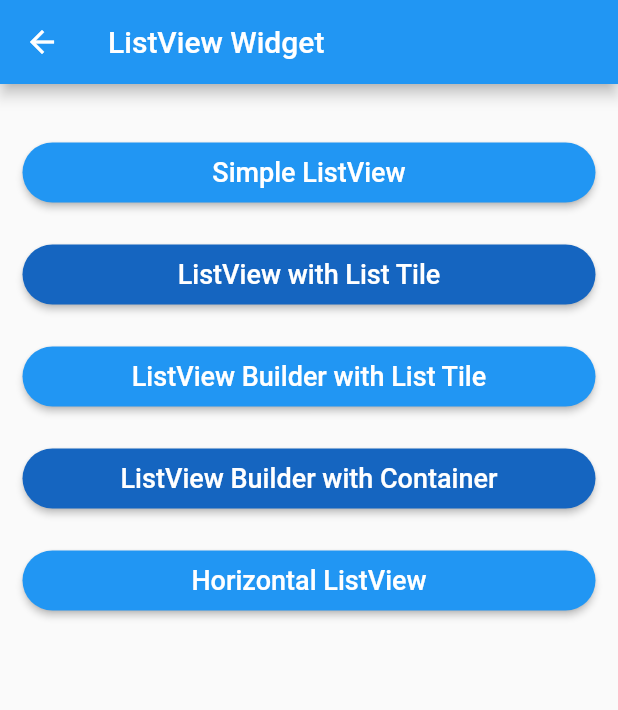
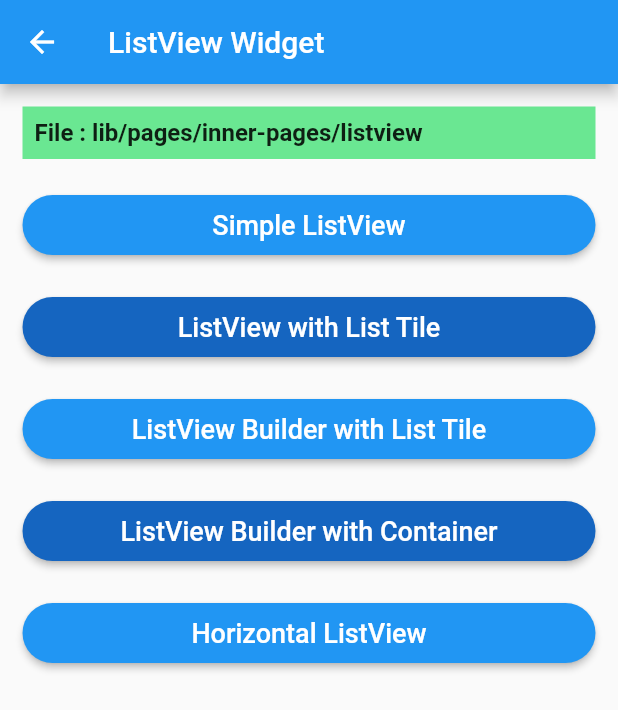
Before and after one commit to yahoo-baba/FlutterWidgets, a Flutter app: the ListViewPage screen opened directly, on a phone screen of 412 x 824 dp. Shown: the top 710 px of the screen. Run offline on Flutter 3.47's test engine with Material 2 defaults, Android fonts, the phone set to English and light mode, and no system bars.

Commit message:
New Widget Added : sliverappbar and make a widget innerbutton

```diff
--- a/lib/books.dart
+++ b/lib/books.dart
@@ -13,6 +13,7 @@ import 'package:flutterwidgets/pages/listviewpage.dart';
 import 'package:flutterwidgets/pages/nopagefoundpage.dart';
 import 'package:flutterwidgets/pages/outlinedbuttonpage.dart';
 import 'package:flutterwidgets/pages/rowpage.dart';
+import 'package:flutterwidgets/pages/sliverappbarpage.dart';
 import 'package:flutterwidgets/pages/textwidgetpage.dart';
 
 import 'pages/selectabletextpage.dart';
@@ -65,6 +66,7 @@ const allWidgets = [
   Book(title: 'Spacer Widget', pageName: NoPageFoundPage()),
   Book(title: 'Padding Widget', pageName: NoPageFoundPage()),
   Book(title: 'Expanded Widget', pageName: NoPageFoundPage()),
+  Book(title: 'SliverAppBar Widget', pageName: SliverAppBarPage()),
   Book(title: 'Flex Widget', pageName: NoPageFoundPage()),
   Book(title: 'SingleChildScrollView Widget', pageName: NoPageFoundPage()),
   Book(title: 'FittedBox Widget', pageName: NoPageFoundPage()),
@@ -86,7 +88,6 @@ const allWidgets = [
   Book(title: 'Clip Widget', pageName: NoPageFoundPage()),
   Book(title: 'TabBar Widget', pageName: NoPageFoundPage()),
   Book(title: 'ButtonBar Widget', pageName: NoPageFoundPage()),
-  Book(title: 'SliverAppBar Widget', pageName: NoPageFoundPage()),
   Book(title: 'Hero Widget', pageName: NoPageFoundPage()),
   Book(title: 'Snackbar Widget', pageName: NoPageFoundPage()),
   Book(title: 'SafeArea Widget', pageName: NoPageFoundPage()),
--- a/lib/main.dart
+++ b/lib/main.dart
@@ -16,6 +16,11 @@ class MyApp extends StatelessWidget {
       theme: ThemeData(
         primarySwatch: Colors.blue,
       ),
+      // theme: ThemeData(
+      //   // colorSchemeSeed: Colors.blue,
+      //   primarySwatch: Colors.blue,
+      //   useMaterial3: true,
+      // ),
       home: const MyHomePage(title: 'Flutter Widgets'),
     );
   }
--- a/lib/pages/inner-pages/listviewhorizontalpage.dart
+++ b/lib/pages/inner-pages/listview/listviewhorizontalpage.dart
@@ -16,7 +16,7 @@ class ListViewHorizontalPage extends StatelessWidget {
         child: Column(
           crossAxisAlignment: CrossAxisAlignment.start,
           children: <Widget>[
-            filepath(fullpath: 'lib/pages/listviewhorizontalpage.dart'),
+            filepath(fullpath: 'lib/pages/inner-pages/listview/listviewhorizontalpage.dart'),
             subheading(heading: 'Example 1 : '),
             Container(
               margin: const EdgeInsets.symmetric(vertical: 20.0),
--- a/lib/pages/inner-pages/listviewlisttilepage.dart
+++ b/lib/pages/inner-pages/listview/listviewlisttilepage.dart
@@ -16,7 +16,7 @@ class ListViewListtilePage extends StatelessWidget {
         child: ListView(
           children: <Widget>[
             const filepath(
-                fullpath: 'lib/pages/inner-pages/listviewlisttilepage.dart'),
+                fullpath: 'lib/pages/inner-pages/listview/listviewlisttilepage.dart'),
             ListTile(
               leading: Icon(Icons.map),
               title: Text('Map'),
--- a/lib/pages/inner-pages/listviewsimplepage.dart
+++ b/lib/pages/inner-pages/listview/listviewsimplepage.dart
@@ -15,7 +15,7 @@ class ListViewSimplePage extends StatelessWidget {
         // padding: const EdgeInsets.all(10),
         child: ListView(
           children: <Widget>[
-            filepath(fullpath: 'lib/pages/inner-pages/listviewsimplepage.dart'),
+            filepath(fullpath: 'lib/pages/inner-pages/listview/listviewsimplepage.dart'),
             Container(
               height: 50,
               color: Colors.lime[800],
--- a/lib/pages/listviewpage.dart
+++ b/lib/pages/listviewpage.dart
@@ -1,9 +1,11 @@
 import 'package:flutter/material.dart';
-import 'package:flutterwidgets/pages/inner-pages/listviewbuilderlisttilepage.dart';
-import 'package:flutterwidgets/pages/inner-pages/listviewbuilderpage.dart';
-import 'package:flutterwidgets/pages/inner-pages/listviewhorizontalpage.dart';
-import 'package:flutterwidgets/pages/inner-pages/listviewlisttilepage.dart';
-import 'package:flutterwidgets/pages/inner-pages/listviewsimplepage.dart';
+import 'package:flutterwidgets/pages/inner-pages/listview/listviewbuilderlisttilepage.dart';
+import 'package:flutterwidgets/pages/inner-pages/listview/listviewbuilderpage.dart';
+import 'package:flutterwidgets/pages/inner-pages/listview/listviewhorizontalpage.dart';
+import 'package:flutterwidgets/pages/inner-pages/listview/listviewlisttilepage.dart';
+import 'package:flutterwidgets/pages/inner-pages/listview/listviewsimplepage.dart';
+import 'package:flutterwidgets/pages/styling/filepath.dart';
+import 'package:flutterwidgets/pages/styling/innerbutton.dart';
 
 class ListViewPage extends StatelessWidget {
   const ListViewPage({super.key});
@@ -16,105 +18,17 @@ class ListViewPage extends StatelessWidget {
       ),
       body: Container(
         padding: const EdgeInsets.all(15),
-        child: SingleChildScrollView(
+        child: const SingleChildScrollView(
           child: Column(
             crossAxisAlignment: CrossAxisAlignment.start,
             children: <Widget>[
-              // filepath(fullpath: 'lib/pages/listviewpage.dart'),
+              filepath(fullpath: 'lib/pages/inner-pages/listview'),
               SizedBox(height: 20),
-              ElevatedButton(
-                onPressed: () {
-                  Navigator.push(
-                    context,
-                    MaterialPageRoute<void>(
-                      builder: (BuildContext context) =>
-                          const ListViewSimplePage(),
-                    ),
-                  );
-                },
-                child: Text('Simple ListView', style: TextStyle(fontSize: 18)),
-                style: ElevatedButton.styleFrom(
-                  backgroundColor: Colors.blue,
-                  shape: StadiumBorder(),
-                  minimumSize: const Size.fromHeight(40),
-                ),
-              ),
-              SizedBox(height: 20),
-              ElevatedButton(
-                onPressed: () {
-                  Navigator.push(
-                    context,
-                    MaterialPageRoute<void>(
-                      builder: (BuildContext context) =>
-                          const ListViewListtilePage(),
-                    ),
-                  );
-                },
-                child: Text('ListView with List Tile',
-                    style: TextStyle(fontSize: 18)),
-                style: ElevatedButton.styleFrom(
-                  backgroundColor: Colors.blue[800],
-                  shape: StadiumBorder(),
-                  minimumSize: const Size.fromHeight(40),
-                ),
-              ),
-              SizedBox(height: 20),
-              ElevatedButton(
-                onPressed: () {
-                  Navigator.push(
-                    context,
-                    MaterialPageRoute<void>(
-                      builder: (BuildContext context) =>
-                          const ListViewBuilderListtilePage(),
-                    ),
-                  );
-                },
-                child: Text('ListView Builder with List Tile',
-                    style: TextStyle(fontSize: 18)),
-                style: ElevatedButton.styleFrom(
-                  backgroundColor: Colors.blue,
-                  shape: StadiumBorder(),
-                  minimumSize: const Size.fromHeight(40),
-                ),
-              ),
-              SizedBox(height: 20),
-              ElevatedButton(
-                onPressed: () {
-                  Navigator.push(
-                    context,
-                    MaterialPageRoute<void>(
-                      builder: (BuildContext context) =>
-                          const ListViewBuilderPage(),
-                    ),
-                  );
-                },
-                child: Text('ListView Builder with Container',
-                    style: TextStyle(fontSize: 18)),
-                style: ElevatedButton.styleFrom(
-                  backgroundColor: Colors.blue[800],
-                  shape: StadiumBorder(),
-                  minimumSize: const Size.fromHeight(40),
-                ),
-              ),
-              SizedBox(height: 20),
-              ElevatedButton(
-                onPressed: () {
-                  Navigator.push(
-                    context,
-                    MaterialPageRoute<void>(
-                      builder: (BuildContext context) =>
-                          const ListViewHorizontalPage(),
-                    ),
-                  );
-                },
-                child:
-                    Text('Horizontal ListView', style: TextStyle(fontSize: 18)),
-                style: ElevatedButton.styleFrom(
-                  backgroundColor: Colors.blue,
-                  shape: StadiumBorder(),
-                  minimumSize: const Size.fromHeight(40),
-                ),
-              ),
+              innerbutton(title :'Simple ListView',pageName :ListViewSimplePage()),
+              innerbutton(title :'ListView with List Tile',pageName :ListViewListtilePage(), darkShade: true),
+              innerbutton(title :'ListView Builder with List Tile',pageName :ListViewBuilderListtilePage()),
+              innerbutton(title :'ListView Builder with Container',pageName :ListViewBuilderPage(), darkShade: true),
+              innerbutton(title :'Horizontal ListView',pageName :ListViewHorizontalPage()),
             ],
           ),
         ),
--- a/lib/pages/styling/filepath.dart
+++ b/lib/pages/styling/filepath.dart
@@ -17,7 +17,8 @@ class _filepathState extends State<filepath> {
       padding: EdgeInsets.all(8),
       width: double.infinity,
       decoration: BoxDecoration(
-                color: Colors.amber[200],
+                // color: Colors.amber[200],
+                color: Color(0xFF6ae792),
               ),
       child: Text(
           'File : ${widget.fullpath}',
--- /dev/null
+++ b/lib/pages/styling/innerbutton.dart
@@ -0,0 +1,44 @@
+import 'package:flutter/material.dart';
+
+class innerbutton extends StatefulWidget {
+  final String title;
+  final dynamic pageName;
+  final bool darkShade;
+  const innerbutton({
+   required this.title, required this.pageName, this.darkShade = false,
+  }) : super();
+  // const innerbutton({
+  //   Key? key, required this.title, required this.pageName, this.darkShade = false,
+  // }) : super(key: key);
+
+  @override
+  State<innerbutton> createState() => _innerbuttonState();
+}
+
+class _innerbuttonState extends State<innerbutton> {
+  @override
+  Widget build(BuildContext context) {
+    return Column(
+      children: [
+        ElevatedButton(
+          onPressed: () {
+            Navigator.push(
+              context,
+              MaterialPageRoute<void>(
+                builder: (BuildContext context) =>
+                  widget.pageName,
+              ),
+            );
+          },
+          child: Text(widget.title, style: TextStyle(fontSize: 18)),
+          style: ElevatedButton.styleFrom(
+            backgroundColor: widget.darkShade ? Colors.blue[800] : Colors.blue,
+            shape: StadiumBorder(),
+            minimumSize: const Size.fromHeight(40),
+          ),
+        ),
+        SizedBox(height: 20),
+      ],
+    );
+  }
+}
--- a/pubspec.yaml
+++ b/pubspec.yaml
@@ -35,6 +35,7 @@ dependencies:
   # The following adds the Cupertino Icons font to your application.
   # Use with the CupertinoIcons class for iOS style icons.
   cupertino_icons: ^1.0.2
+  #cached_network_image: ^3.2.3
 
 dev_dependencies:
   flutter_test:
@@ -62,6 +63,7 @@ flutter:
   assets:
     - assets/
     - assets/listView/
+    - assets/images/
 
   # An image asset can refer to one or more resolution-specific "variants", see
   # https://flutter.dev/assets-and-images/#resolution-aware
```
Also changed, not shown: lib/pages/inner-pages/sliverappbar/sliverappbarlisttile.dart (added, +47 -0 lines), lib/pages/inner-pages/sliverappbar/sliverappbartabbar.dart (added, +84 -0 lines), lib/pages/sliverappbarpage.dart (added, +33 -0 lines), assets/images/beach.jpeg (added), assets/images/mailchimp.jpeg (added), lib/pages/inner-pages/listview/listviewbuilderlisttilepage.dart (renamed from lib/pages/inner-pages/listviewbuilderlisttilepage.dart), lib/pages/inner-pages/listview/listviewbuilderpage.dart (renamed from lib/pages/inner-pages/listviewbuilderpage.dart), 8 other files.
